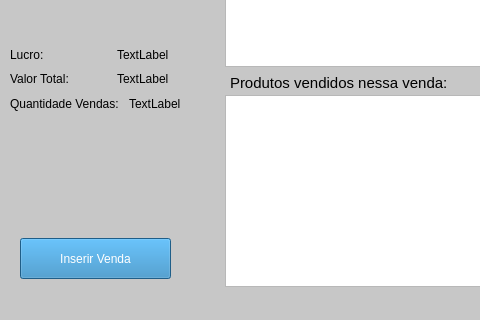
Above: vendas.ui from GabR36/QEstoqueLoja before the change; both pictures show x 0 to 480 and y 145 to 465 of the 653 by 465 pixel window. Below: the same form after it.
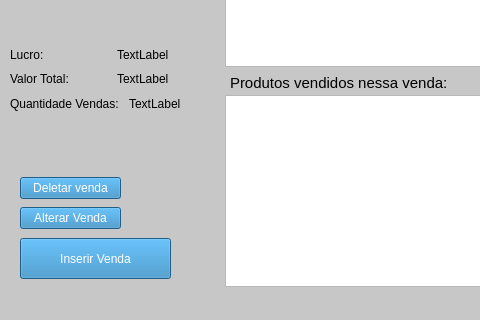
That is the form after the change.

Commit message: botoes deletar e alterar venda, deletar funcionando

The edit to the form file:
```diff
--- a/vendas.ui
+++ b/vendas.ui
@@ -86,19 +86,6 @@
     <bool>false</bool>
    </attribute>
   </widget>
-  <widget class="QPushButton" name="Btn_InserirVenda">
-   <property name="geometry">
-    <rect>
-     <x>20</x>
-     <y>383</y>
-     <width>151</width>
-     <height>41</height>
-    </rect>
-   </property>
-   <property name="text">
-    <string>Inserir Venda</string>
-   </property>
-  </widget>
   <widget class="QWidget" name="layoutWidget">
    <property name="geometry">
     <rect>
@@ -237,6 +224,45 @@
     </layout>
    </widget>
   </widget>
+  <widget class="QPushButton" name="Btn_InserirVenda">
+   <property name="geometry">
+    <rect>
+     <x>20</x>
+     <y>383</y>
+     <width>151</width>
+     <height>41</height>
+    </rect>
+   </property>
+   <property name="text">
+    <string>Inserir Venda</string>
+   </property>
+  </widget>
+  <widget class="QWidget" name="">
+   <property name="geometry">
+    <rect>
+     <x>20</x>
+     <y>320</y>
+     <width>101</width>
+     <height>56</height>
+    </rect>
+   </property>
+   <layout class="QVBoxLayout" name="verticalLayout_4">
+    <item>
+     <widget class="QPushButton" name="Btn_DeletarVenda">
+      <property name="text">
+       <string>Deletar venda</string>
+      </property>
+     </widget>
+    </item>
+    <item>
+     <widget class="QPushButton" name="Btn_AlterarVenda">
+      <property name="text">
+       <string>Alterar Venda</string>
+      </property>
+     </widget>
+    </item>
+   </layout>
+  </widget>
  </widget>
  <resources/>
  <connections/>
```
The commit also changes 2 other files.
